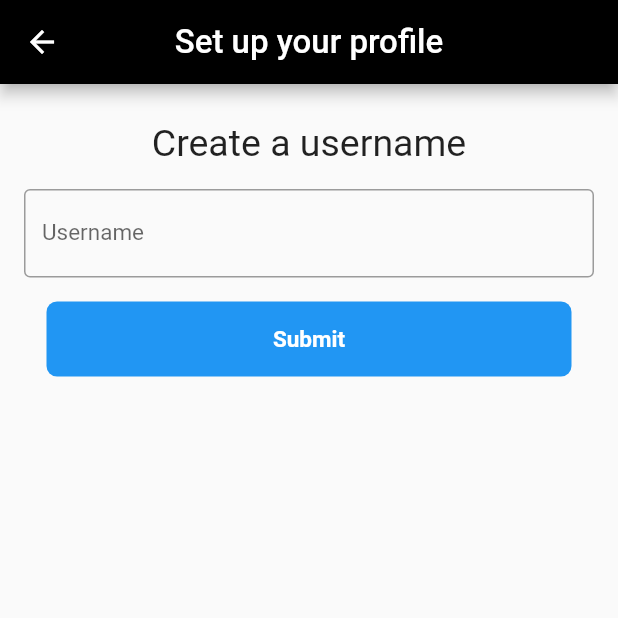
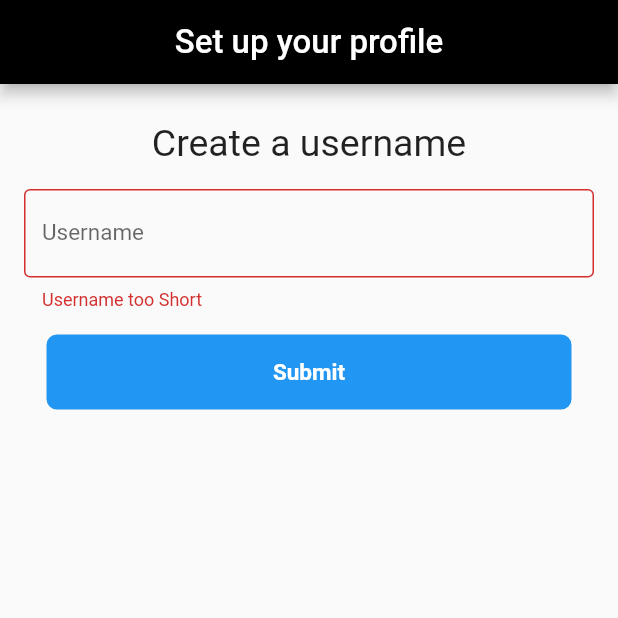
Before and after one commit to aerosasi/flutter-gram, a Flutter app: the CreateAccount screen opened directly, on a phone screen of 412 x 824 dp, the top half of it. Run offline on Flutter 3.47's test engine with Material 2 defaults, Android fonts, the phone set to English and light mode, and no system bars; our stand-ins replace cloud_firestore, google_sign_in; accounts and stored records are empty.

Commit message:
Completed User login

```diff
--- a/lib/pages/create_account.dart
+++ b/lib/pages/create_account.dart
@@ -1,3 +1,5 @@
+import 'dart:async';
+
 import 'package:flutter/material.dart';
 import 'package:fluttergram/widgets/header.dart';
 
@@ -7,19 +9,29 @@ class CreateAccount extends StatefulWidget {
 }
 
 class _CreateAccountState extends State<CreateAccount> {
-
+  final _scaffoldKey = GlobalKey<ScaffoldState>();
   final _formkey = GlobalKey<FormState>();
   String username;
 
-  submit(){
-    _formkey.currentState.save();
-    Navigator.pop(context,username);
+  submit() {
+    final form = _formkey.currentState;
+    if (form.validate()) {
+      form.save();
+      SnackBar snackbar = SnackBar(
+        content: Text("Welcome: $username !"),
+      );
+      _scaffoldKey.currentState.showSnackBar(snackbar);
+      Timer(Duration(seconds: 2), () {
+        Navigator.pop(context, username);
+      });
+    }
   }
 
   @override
   Widget build(BuildContext parentContext) {
     return Scaffold(
-      appBar: header(title: "Set up your profile"),
+      key: _scaffoldKey,
+      appBar: header(title: "Set up your profile" , removeBackButton:  true),
       body: ListView(
         children: <Widget>[
           Container(
@@ -40,6 +52,16 @@ class _CreateAccountState extends State<CreateAccount> {
                     child: Form(
                       key: _formkey,
                       child: TextFormField(
+                        autovalidate: true,
+                        validator: (val) {
+                          if (val.trim().length < 3 || val.isEmpty) {
+                            return "Username too Short";
+                          } else if (val.trim().length > 12) {
+                            return "Username too long";
+                          } else {
+                            return null;
+                          }
+                        },
                         onSaved: (val) => username = val,
                         decoration: InputDecoration(
                           border: OutlineInputBorder(),
--- a/lib/widgets/header.dart
+++ b/lib/widgets/header.dart
@@ -1,8 +1,10 @@
 import 'package:flutter/material.dart';
 
-AppBar header({ bool isAppTitle=false,String title}) {
+AppBar header({ bool isAppTitle=false,String title ,removeBackButton = false}) {
   return AppBar(
+    automaticallyImplyLeading: removeBackButton ? false : true,
     title: Text(
+
      isAppTitle ?'Flutter-Gram' : title,
       style: TextStyle(
         color: Colors.white,
```
